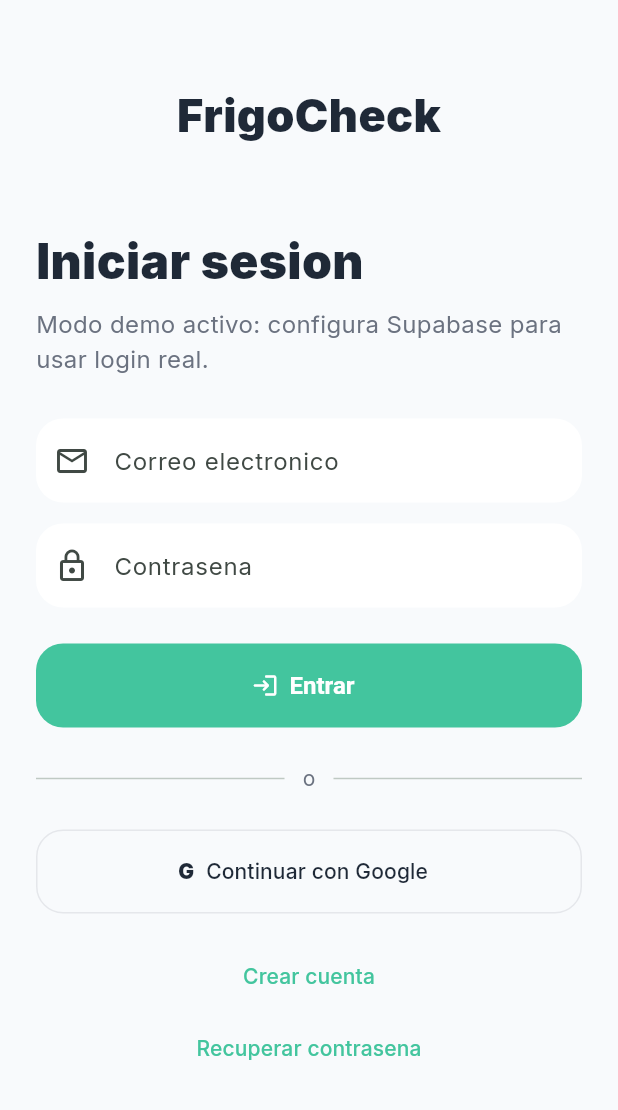
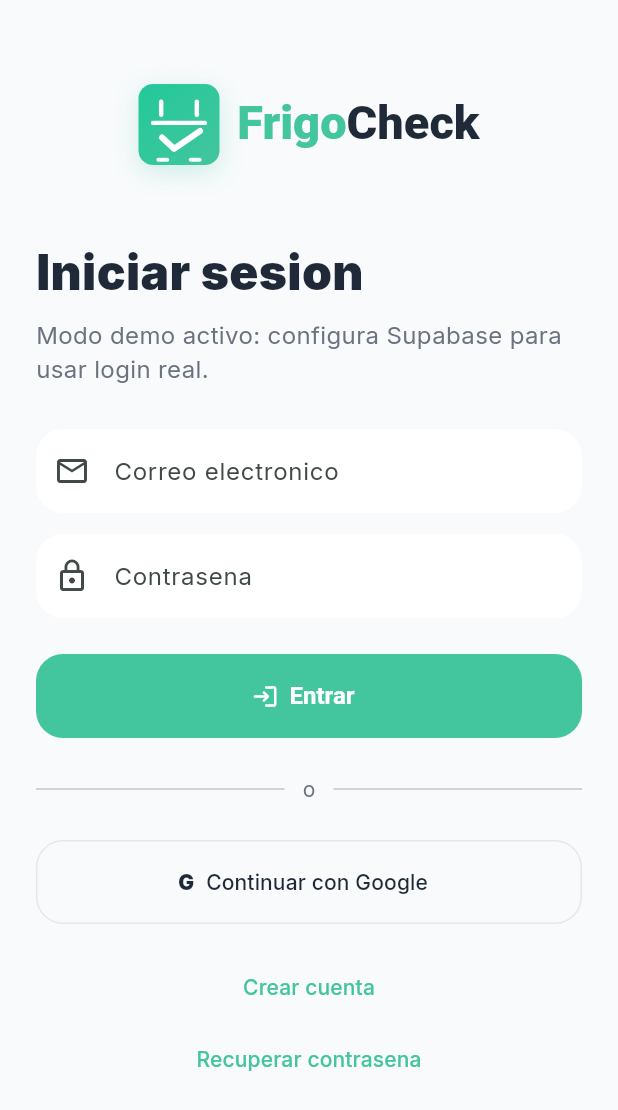
Before and after one commit to Danielmm2001/FrigoCheck-, a Flutter app: the screen it shows after launch, after a tap on "Empezar", on a phone screen of 412 x 824 dp. Shown: the top 1110 px of the screen. Run offline on Flutter 3.47's test engine with Material 3 defaults, Android fonts, the phone set to English and light mode, and no system bars; our stand-ins replace google_fonts, image_picker, supabase_flutter; accounts and stored records are empty; network calls fail.

Commit message:
Add branded logo to login

```diff
--- /dev/null
+++ b/app/lib/core/widgets/app_logo.dart
@@ -0,0 +1,129 @@
+import 'package:flutter/material.dart';
+
+import '../theme/app_colors.dart';
+
+class AppLogo extends StatelessWidget {
+  const AppLogo({
+    super.key,
+    this.height = 48,
+    this.centered = false,
+  });
+
+  final double height;
+  final bool centered;
+
+  @override
+  Widget build(BuildContext context) {
+    final iconSize = height;
+    final textSize = height * 0.58;
+
+    return Row(
+      mainAxisSize: centered ? MainAxisSize.min : MainAxisSize.max,
+      mainAxisAlignment: centered ? MainAxisAlignment.center : MainAxisAlignment.start,
+      children: [
+        _LogoMark(size: iconSize),
+        SizedBox(width: height * 0.22),
+        RichText(
+          text: TextSpan(
+            style: TextStyle(
+              fontSize: textSize,
+              fontWeight: FontWeight.w900,
+              height: 1,
+              letterSpacing: 0,
+            ),
+            children: const [
+              TextSpan(text: 'Frigo', style: TextStyle(color: AppColors.primary)),
+              TextSpan(text: 'Check', style: TextStyle(color: AppColors.textPrimary)),
+            ],
+          ),
+        ),
+      ],
+    );
+  }
+}
+
+class _LogoMark extends StatelessWidget {
+  const _LogoMark({required this.size});
+
+  final double size;
+
+  @override
+  Widget build(BuildContext context) {
+    return Container(
+      width: size,
+      height: size,
+      decoration: BoxDecoration(
+        borderRadius: BorderRadius.circular(size * 0.18),
+        gradient: const LinearGradient(
+          begin: Alignment.topLeft,
+          end: Alignment.bottomRight,
+          colors: [Color(0xFF22C99A), AppColors.primary],
+        ),
+        boxShadow: [
+          BoxShadow(
+            color: AppColors.primary.withValues(alpha: 0.24),
+            blurRadius: size * 0.24,
+            offset: Offset(0, size * 0.08),
+          ),
+        ],
+      ),
+      child: CustomPaint(painter: _LogoMarkPainter()),
+    );
+  }
+}
+
+class _LogoMarkPainter extends CustomPainter {
+  @override
+  void paint(Canvas canvas, Size size) {
+    final white = Paint()
+      ..color = Colors.white
+      ..strokeCap = StrokeCap.round
+      ..strokeJoin = StrokeJoin.round
+      ..style = PaintingStyle.stroke;
+
+    final thin = white..strokeWidth = size.width * 0.055;
+
+    canvas.drawLine(
+      Offset(size.width * 0.28, size.height * 0.22),
+      Offset(size.width * 0.28, size.height * 0.38),
+      thin,
+    );
+    canvas.drawLine(
+      Offset(size.width * 0.72, size.height * 0.22),
+      Offset(size.width * 0.72, size.height * 0.38),
+      thin,
+    );
+
+    canvas.drawLine(
+      Offset(size.width * 0.18, size.height * 0.48),
+      Offset(size.width * 0.82, size.height * 0.48),
+      thin,
+    );
+
+    final check = Path()
+      ..moveTo(size.width * 0.29, size.height * 0.66)
+      ..lineTo(size.width * 0.44, size.height * 0.80)
+      ..lineTo(size.width * 0.76, size.height * 0.58);
+
+    canvas.drawPath(check, thin..strokeWidth = size.width * 0.075);
+
+    final footPaint = Paint()..color = Colors.white.withValues(alpha: 0.96);
+    canvas.drawRRect(
+      RRect.fromRectAndRadius(
+        Rect.fromLTWH(size.width * 0.22, size.height * 0.91, size.width * 0.16, size.height * 0.05),
+        Radius.circular(size.width * 0.03),
+      ),
+      footPaint,
+    );
+    canvas.drawRRect(
+      RRect.fromRectAndRadius(
+        Rect.fromLTWH(size.width * 0.62, size.height * 0.91, size.width * 0.16, size.height * 0.05),
+        Radius.circular(size.width * 0.03),
+      ),
+      footPaint,
+    );
+  }
+
+  @override
+  bool shouldRepaint(covariant CustomPainter oldDelegate) => false;
+}
--- a/app/lib/features/auth/login_screen.dart
+++ b/app/lib/features/auth/login_screen.dart
@@ -4,6 +4,7 @@
 import 'package:supabase_flutter/supabase_flutter.dart';
 
 import '../../core/theme/app_colors.dart';
+import '../../core/widgets/app_logo.dart';
 import '../../core/widgets/primary_button.dart';
 import '../../data/services/auth_service.dart';
 import '../home/home_screen.dart';
@@ -328,17 +329,8 @@
             crossAxisAlignment: CrossAxisAlignment.start,
             children: [
               const SizedBox(height: 32),
-              const Center(
-                child: Text(
-                  'FrigoCheck',
-                  style: TextStyle(
-                    fontSize: 30,
-                    fontWeight: FontWeight.w900,
-                    color: AppColors.textPrimary,
-                  ),
-                ),
-              ),
-              const SizedBox(height: 52),
+              const Center(child: AppLogo(height: 54, centered: true)),
+              const SizedBox(height: 48),
               const Text(
                 'Iniciar sesion',
                 style: TextStyle(
```
